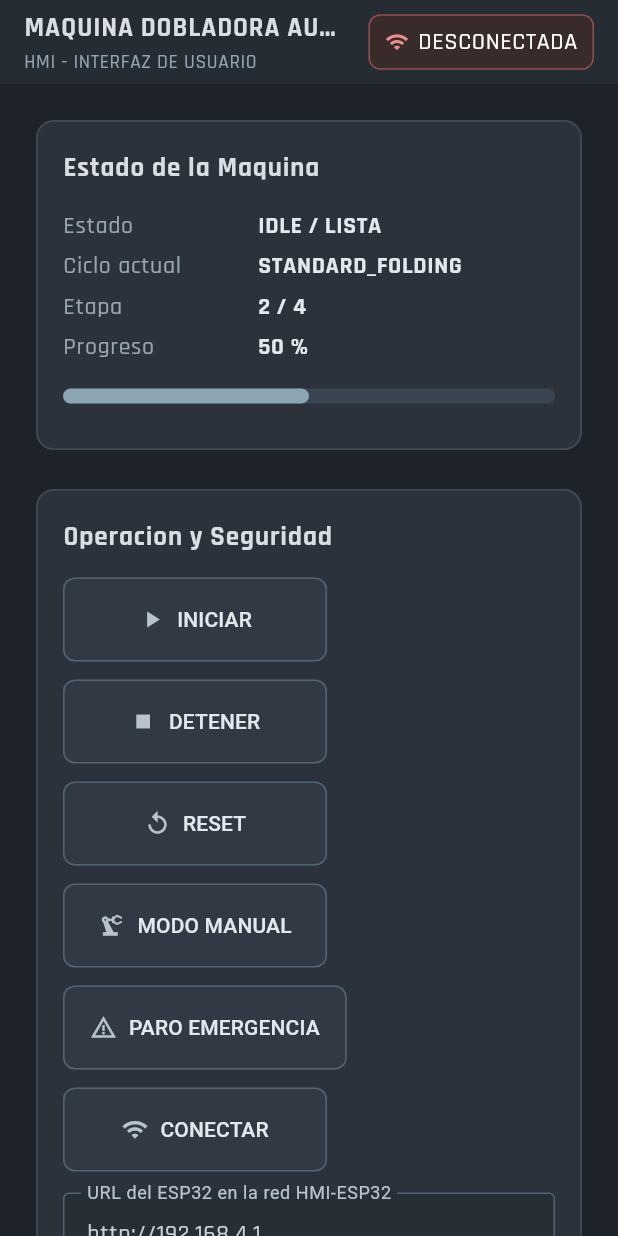
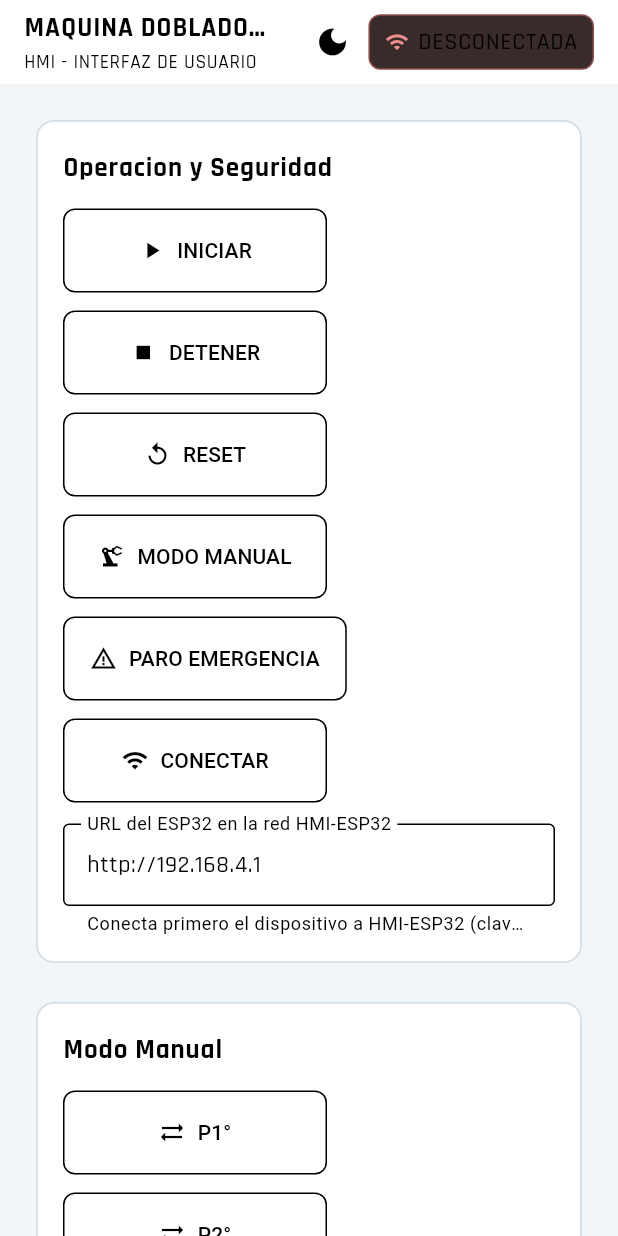
Before and after one commit to fabiangr-dev/Proyecto-Ingenieria, a Flutter app: the screen it shows after launch, on a phone screen of 412 x 824 dp. Run offline on Flutter 3.47's test engine with Material 3 defaults, Android fonts, the phone set to English and light mode, and no system bars; our stand-ins replace google_fonts.

Commit message:
Light-Dark mode

```diff
--- a/lib/main.dart
+++ b/lib/main.dart
@@ -9,59 +9,94 @@ void main() {
   runApp(const MyApp());
 }
 
-class MyApp extends StatelessWidget {
+class MyApp extends StatefulWidget {
   const MyApp({super.key});
+
+  @override
+  State<MyApp> createState() => _MyAppState();
+}
+
+class _MyAppState extends State<MyApp> {
+  ThemeMode _themeMode = ThemeMode.light;
+
+  void _toggleTheme() {
+    setState(() {
+      _themeMode = _themeMode == ThemeMode.light
+          ? ThemeMode.dark
+          : ThemeMode.light;
+    });
+  }
+
+  ThemeData _buildTheme(Brightness brightness) {
+    final isDark = brightness == Brightness.dark;
+
+    return ThemeData(
+      useMaterial3: true,
+      brightness: brightness,
+      scaffoldBackgroundColor: isDark
+          ? const Color(0xFF1E2329)
+          : const Color(0xFFF3F6F8),
+      colorScheme: isDark
+          ? const ColorScheme.dark(
+              primary: Color(0xFF8CA5B5),
+              secondary: Color(0xFF5F7A8D),
+              surface: Color(0xFF2B323B),
+              error: Color(0xFFB85B5B),
+            )
+          : const ColorScheme.light(
+              primary: Color(0xFF557184),
+              secondary: Color(0xFF718695),
+              surface: Color(0xFFFFFFFF),
+              error: Color(0xFFB85B5B),
+            ),
+      textTheme: ThemeData(brightness: brightness).textTheme.copyWith(
+        headlineSmall: GoogleFonts.rajdhani(
+          fontSize: 24,
+          fontWeight: FontWeight.w700,
+          letterSpacing: 0.8,
+        ),
+        titleMedium: GoogleFonts.rajdhani(
+          fontSize: 18,
+          fontWeight: FontWeight.w700,
+          letterSpacing: 0.6,
+        ),
+        bodyMedium: GoogleFonts.rajdhani(
+          fontSize: 16,
+          fontWeight: FontWeight.w500,
+          letterSpacing: 0.4,
+        ),
+      ),
+      cardTheme: CardThemeData(
+        elevation: 0,
+        color: isDark ? const Color(0xFF2B323B) : const Color(0xFFFFFFFF),
+        shape: RoundedRectangleBorder(
+          borderRadius: BorderRadius.circular(12),
+          side: BorderSide(
+            color: isDark ? const Color(0xFF3E4A56) : const Color(0xFFD4DEE5),
+            width: 1.2,
+          ),
+        ),
+      ),
+    );
+  }
 
   @override
   Widget build(BuildContext context) {
     return MaterialApp(
       title: 'HMI Maquina Dobladora',
       debugShowCheckedModeBanner: false,
-      theme: ThemeData(
-        useMaterial3: true,
-        scaffoldBackgroundColor: const Color(0xFF1E2329),
-        colorScheme: const ColorScheme.dark(
-          primary: Color(0xFF5F7A8D),
-          secondary: Color(0xFF8EA1AE),
-          surface: Color(0xFF2B323B),
-          error: Color(0xFFB85B5B),
-        ),
-        textTheme: ThemeData.dark().textTheme.copyWith(
-          headlineSmall: GoogleFonts.rajdhani(
-            fontSize: 24,
-            fontWeight: FontWeight.w700,
-            color: const Color(0xFFE4E8EC),
-            letterSpacing: 0.8,
-          ),
-          titleMedium: GoogleFonts.rajdhani(
-            fontSize: 18,
-            fontWeight: FontWeight.w700,
-            color: const Color(0xFFD8DEE4),
-            letterSpacing: 0.6,
-          ),
-          bodyMedium: GoogleFonts.rajdhani(
-            fontSize: 16,
-            fontWeight: FontWeight.w500,
-            color: const Color(0xFFC8D0D8),
-            letterSpacing: 0.4,
-          ),
-        ),
-        cardTheme: CardThemeData(
-          elevation: 0,
-          color: const Color(0xFF2B323B),
-          shape: RoundedRectangleBorder(
-            borderRadius: BorderRadius.circular(12),
-            side: const BorderSide(color: Color(0xFF3E4A56), width: 1.2),
-          ),
-        ),
-      ),
-      home: const HmiHomePage(),
+      themeMode: _themeMode,
+      theme: _buildTheme(Brightness.light),
+      darkTheme: _buildTheme(Brightness.dark),
+      home: HmiHomePage(onToggleTheme: _toggleTheme),
     );
   }
 }
 
 class HmiHomePage extends StatefulWidget {
-  const HmiHomePage({super.key});
+  const HmiHomePage({super.key, required this.onToggleTheme});
+
+  final VoidCallback onToggleTheme;
 
   @override
   State<HmiHomePage> createState() => _HmiHomePageState();
@@ -257,10 +292,12 @@ class _HmiHomePageState extends State<HmiHomePage> {
       context: context,
       builder: (dialogContext) {
         return AlertDialog(
-          backgroundColor: const Color(0xFF2A323B),
+          backgroundColor: Theme.of(dialogContext).colorScheme.surface,
           shape: RoundedRectangleBorder(
             borderRadius: BorderRadius.circular(10),
-            side: const BorderSide(color: Color(0xFF495867)),
+            side: BorderSide(
+              color: Theme.of(dialogContext).colorScheme.outline,
+            ),
           ),
           title: Text(
             'Accion detectada',
@@ -288,10 +325,12 @@ class _HmiHomePageState extends State<HmiHomePage> {
       context: context,
       builder: (dialogContext) {
         return AlertDialog(
-          backgroundColor: const Color(0xFF2A323B),
+          backgroundColor: Theme.of(dialogContext).colorScheme.surface,
           shape: RoundedRectangleBorder(
             borderRadius: BorderRadius.circular(10),
-            side: const BorderSide(color: Color(0xFF495867)),
+            side: BorderSide(
+              color: Theme.of(dialogContext).colorScheme.outline,
+            ),
           ),
           title: Text(
             title,
@@ -316,7 +355,7 @@ class _HmiHomePageState extends State<HmiHomePage> {
   Widget build(BuildContext context) {
     return Scaffold(
       appBar: AppBar(
-        backgroundColor: const Color(0xFF252C34),
+        backgroundColor: Theme.of(context).colorScheme.surface,
         title: Column(
           crossAxisAlignment: CrossAxisAlignment.start,
           children: [
@@ -327,13 +366,24 @@ class _HmiHomePageState extends State<HmiHomePage> {
             Text(
               'HMI - INTERFAZ DE USUARIO',
               style: Theme.of(context).textTheme.bodyMedium?.copyWith(
-                color: const Color(0xFF93A5B5),
+                color: Theme.of(context).colorScheme.onSurfaceVariant,
                 fontSize: 13,
               ),
             ),
           ],
         ),
         actions: [
+          IconButton(
+            tooltip: Theme.of(context).brightness == Brightness.dark
+                ? 'Usar tema claro'
+                : 'Usar tema oscuro',
+            onPressed: widget.onToggleTheme,
+            icon: Icon(
+              Theme.of(context).brightness == Brightness.dark
+                  ? Icons.light_mode
+                  : Icons.dark_mode,
+            ),
+          ),
           Padding(
             padding: const EdgeInsets.only(right: 16),
             child: Container(
@@ -369,40 +419,10 @@ class _HmiHomePageState extends State<HmiHomePage> {
       body: ListView(
         padding: const EdgeInsets.all(20),
         children: [
-          _statusPanel(context),
-          const SizedBox(height: 18),
           _operationPanel(context),
           const SizedBox(height: 18),
           _palletPanel(context),
         ],
-      ),
-    );
-  }
-
-  Widget _statusPanel(BuildContext context) {
-    return Card(
-      child: Container(
-        constraints: const BoxConstraints(minHeight: 220),
-        padding: const EdgeInsets.all(18),
-        child: Column(
-          crossAxisAlignment: CrossAxisAlignment.start,
-          children: [
-            _sectionTitle(context, 'Estado de la Maquina'),
-            const SizedBox(height: 12),
-            _statusRow(context, 'Estado', 'IDLE / LISTA'),
-            _statusRow(context, 'Ciclo actual', 'STANDARD_FOLDING'),
-            _statusRow(context, 'Etapa', '2 / 4'),
-            _statusRow(context, 'Progreso', '50 %'),
-            const SizedBox(height: 14),
-            LinearProgressIndicator(
-              minHeight: 10,
-              value: 0.5,
-              color: const Color(0xFF8CA5B5),
-              backgroundColor: const Color(0xFF394652),
-              borderRadius: BorderRadius.circular(20),
-            ),
-          ],
-        ),
       ),
     );
   }
@@ -485,15 +505,20 @@ class _HmiHomePageState extends State<HmiHomePage> {
                 labelText: 'URL del ESP32 en la red HMI-ESP32',
                 helperText:
                     'Conecta primero el dispositivo a HMI-ESP32 (clave: HMI-12345678)',
-                labelStyle: const TextStyle(color: Color(0xFFB7C4CF)),
-                enabledBorder: const OutlineInputBorder(
-                  borderSide: BorderSide(color: Color(0xFF536474)),
+                labelStyle: TextStyle(
+                  color: Theme.of(context).colorScheme.onSurfaceVariant,
                 ),
-                focusedBorder: const OutlineInputBorder(
-                  borderSide: BorderSide(color: Color(0xFF8CA5B5)),
+                enabledBorder: OutlineInputBorder(
+                  borderSide: BorderSide(
+                    color: Theme.of(context).colorScheme.outline,
+                  ),
+                ),
+                focusedBorder: OutlineInputBorder(
+                  borderSide: BorderSide(
+                    color: Theme.of(context).colorScheme.primary,
+                  ),
                 ),
                 filled: true,
-                fillColor: const Color(0xFF262E36),
               ),
             ),
           ],
@@ -544,34 +569,6 @@ class _HmiHomePageState extends State<HmiHomePage> {
     return Text(title, style: Theme.of(context).textTheme.titleMedium);
   }
 
-  Widget _statusRow(BuildContext context, String label, String value) {
-    return Padding(
-      padding: const EdgeInsets.symmetric(vertical: 2),
-      child: Row(
-        children: [
-          SizedBox(
-            width: 130,
-            child: Text(
-              label,
-              style: Theme.of(
-                context,
-              ).textTheme.bodyMedium?.copyWith(color: const Color(0xFF98A6B2)),
-            ),
-          ),
-          Expanded(
-            child: Text(
-              value,
-              style: Theme.of(context).textTheme.bodyMedium?.copyWith(
-                color: const Color(0xFFE2E8EE),
-                fontWeight: FontWeight.w700,
-              ),
-            ),
-          ),
-        ],
-      ),
-    );
-  }
-
   Widget _actionButton(
     BuildContext context,
     String label,
@@ -581,13 +578,13 @@ class _HmiHomePageState extends State<HmiHomePage> {
   }) {
     return OutlinedButton.icon(
       onPressed: onPressed ?? () => _showPressedDialog(context, pressedValue),
-      icon: Icon(icon, size: 18, color: const Color(0xFFB7C4CF)),
+      icon: Icon(icon, size: 18),
       label: Text(label),
       style: OutlinedButton.styleFrom(
         minimumSize: const Size(176, 56),
-        foregroundColor: const Color(0xFFE2E8EE),
-        side: const BorderSide(color: Color(0xFF536474)),
-        backgroundColor: const Color(0xFF313A44),
+        foregroundColor: Theme.of(context).colorScheme.onSurface,
+        side: BorderSide(color: Theme.of(context).colorScheme.outline),
+        backgroundColor: Theme.of(context).colorScheme.surfaceContainerHighest,
         padding: const EdgeInsets.symmetric(horizontal: 18, vertical: 14),
         shape: RoundedRectangleBorder(borderRadius: BorderRadius.circular(8)),
       ),
```
Also changed, not shown: 2 other files.
